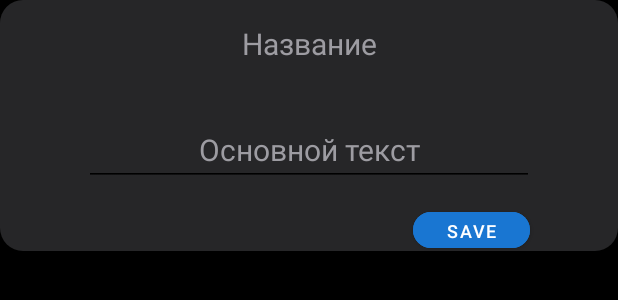
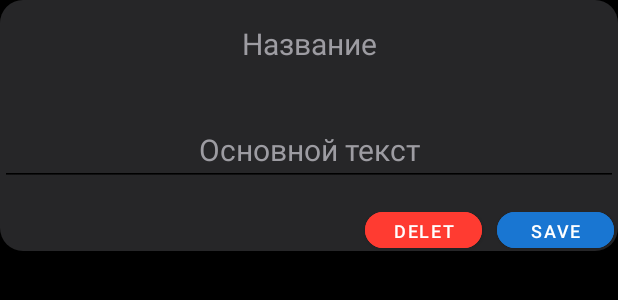
Before and after one commit to nikita-jpg/BigProject, an Android app: the layout dialog_lay.xml on its own in the app's theme, with its tools: preview values and no code run, on a phone screen of 412 x 824 dp. Shown: the top 300 px of the screen. Run offline under Robolectric (Android 15) with nearby library versions, the light colour scheme and no system bars.

Commit message:
Func_delete

```diff
--- a/app/src/main/java/com/example/bigproject/SolventRecyclerViewAdapter.java
+++ b/app/src/main/java/com/example/bigproject/SolventRecyclerViewAdapter.java
@@ -73,7 +73,7 @@ public class SolventRecyclerViewAdapter  extends RecyclerView.Adapter<SolventVie
         else
         {
             holder.countryPhoto.setVisibility(View.GONE);
-            holder.countryName.setText(itemList.get(position).getValue());
+            holder.countryName.setText(itemList.get(position).getName());
         }
 
     }
--- a/app/src/main/res/layout/activity_autorization.xml
+++ b/app/src/main/res/layout/activity_autorization.xml
@@ -35,10 +35,9 @@
         android:id="@+id/requestTextView"
         android:layout_width="match_parent"
         android:layout_height="wrap_content"
-        android:background="@color/bkackText"
+        android:background="@color/transparent"
         android:gravity="center"
-        android:textColor="#F44336"
-        app:drawableTint="#F44336" />
+        android:textColor="#F44336" />
 
     <LinearLayout
         android:layout_width="wrap_content"
--- a/app/src/main/res/layout/dialog_lay.xml
+++ b/app/src/main/res/layout/dialog_lay.xml
@@ -10,7 +10,7 @@
     <LinearLayout
         android:layout_gravity="center"
         android:orientation="vertical"
-        android:layout_width="300dp"
+        android:layout_width="match_parent"
         android:layout_height="wrap_content"
         >
 
@@ -41,11 +41,34 @@
             android:textSize="20dp"
             />
 
+        <LinearLayout
+            android:layout_width="match_parent"
+            android:layout_height="wrap_content"
+            android:orientation="horizontal"
+            >
+
             <Button
-            android:id="@+id/button"
+                android:id="@+id/button_delete"
                 android:layout_width="78dp"
                 android:layout_height="24dp"
-            android:layout_marginLeft="219dp"
+                android:layout_marginLeft="243dp"
+                android:layout_marginRight="0dp"
+                android:layout_marginBottom="2dp"
+                android:backgroundTint="@color/red"
+                android:gravity="center"
+                android:insetTop="0dp"
+                android:insetBottom="0dp"
+                android:text="delete"
+                android:textColor="@color/abs_white"
+                android:textSize="12sp"
+                app:cornerRadius="15dp"
+                app:elevation="0dp" />
+
+            <Button
+                android:id="@+id/button_save"
+                android:layout_width="78dp"
+                android:layout_height="24dp"
+                android:layout_marginLeft="10dp"
                 android:layout_marginRight="15dp"
                 android:layout_marginBottom="2dp"
                 android:backgroundTint="@color/blue"
@@ -60,4 +83,8 @@
 
         </LinearLayout>
 
+
+
     </LinearLayout>
+
+</LinearLayout>
```
Also changed, not shown: app/src/main/java/com/example/bigproject/AddDialogFragment.java (+23 -6 lines), app/src/main/java/com/example/bigproject/LocalBase.java (+13 -1 lines), app/src/main/java/com/example/bigproject/WorkWithUI.java (deleted, +0 -9 lines). Lines whose indentation alone changed are shown as unchanged.
